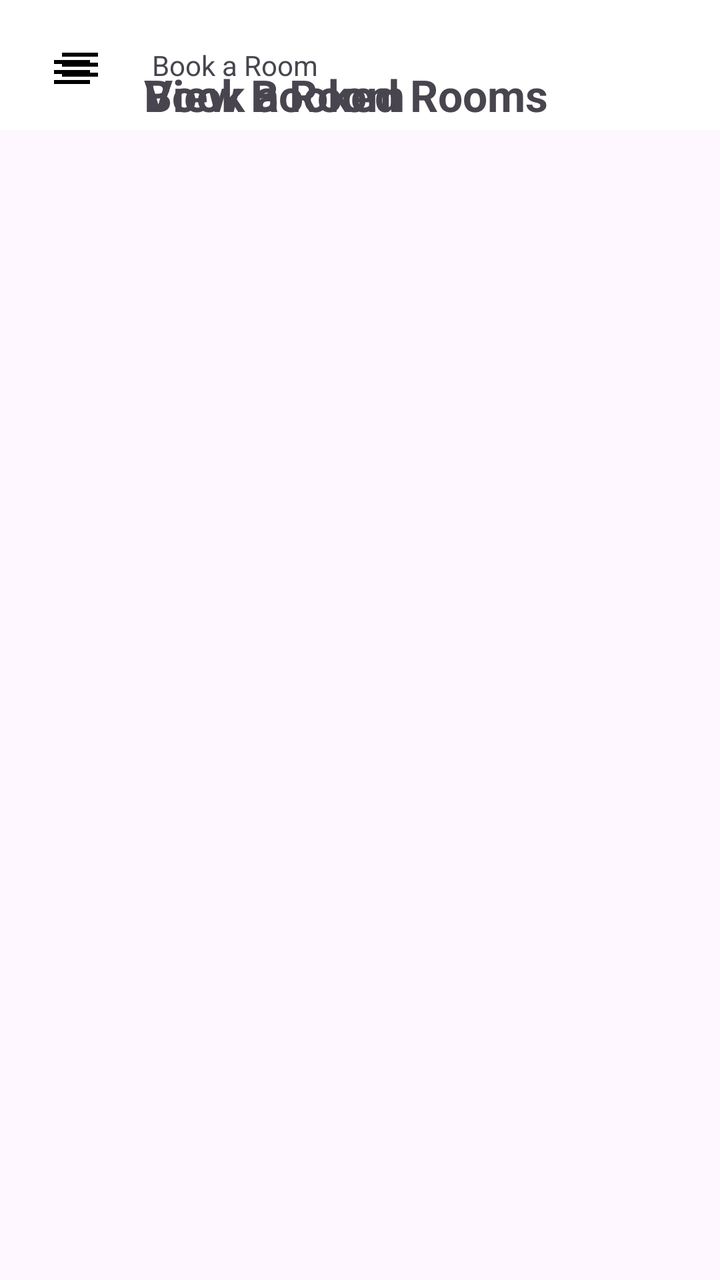
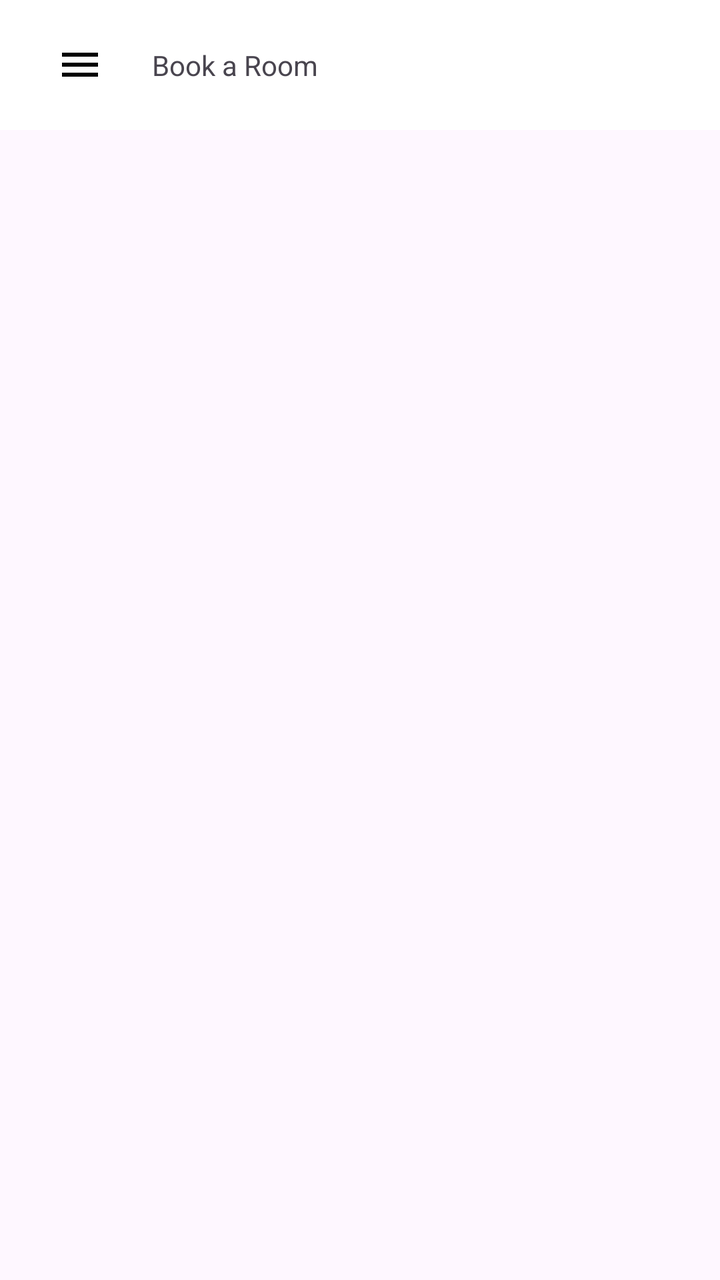

Compare the two renders of this Android layout. The source of the first and the diff that turns it into the second are given below.
<!-- AndroidManifest.xml: application theme Theme.COMP2000MoblieApplication -->
<!-- res/layout/activity_navigation.xml -->
<androidx.drawerlayout.widget.DrawerLayout
    xmlns:android="http://schemas.android.com/apk/res/android"
    xmlns:app="http://schemas.android.com/apk/res-auto"
    android:id="@+id/drawerLayout"
    android:layout_width="match_parent"
    android:layout_height="match_parent">

    <androidx.constraintlayout.widget.ConstraintLayout
        android:layout_width="match_parent"
        android:layout_height="match_parent">

        
        <LinearLayout
            android:layout_width="0dp"
            android:layout_height="65dp"
            android:id="@+id/topBar"
            android:background="#FFFFFF"
            android:gravity="center_vertical"
            android:orientation="horizontal"
            android:paddingStart="20dp"
            android:paddingEnd="20dp"
            app:layout_constraintTop_toTopOf="parent"
            app:layout_constraintStart_toStartOf="parent"
            app:layout_constraintEnd_toEndOf="parent">

            <ImageButton
                android:layout_width="40dp"
                android:layout_height="40dp"
                android:id="@+id/menuButton"
                android:background="@android:color/transparent"
                android:src="@drawable/menu"/>

            <TextView
                android:layout_width="wrap_content"
                android:layout_height="wrap_content"
                android:layout_marginStart="16dp"
                android:text="Book a Room"
                android:textSize="bold"/>
        </LinearLayout>

        
        <ImageButton
            android:layout_width="40dp"
            android:layout_height="40dp"
            android:id="@+id/menuButton"
            android:layout_marginStart="16dp"
            android:layout_marginTop="16dp"
            android:background="@android:color/transparent"
            android:src="@drawable/menu"
            app:layout_constraintStart_toStartOf="parent"
            app:layout_constraintTop_toTopOf="parent" />

        <TextView
            android:layout_width="wrap_content"
            android:layout_height="wrap_content"
            android:id="@+id/pageTitle"
            android:text="Book a Room"
            android:textSize="22sp"
            android:textStyle="bold"
            android:layout_marginStart="16dp"
            app:layout_constraintStart_toEndOf="@id/menuButton"
            app:layout_constraintTop_toTopOf="'id/menuButton"
            app:layout_constraintBaseline_toBottomOf="@id/menuButton"/>

        <TextView
            android:layout_width="wrap_content"
            android:layout_height="wrap_content"
            android:id="@+id/pageTitle"
            android:text="View Booked Rooms"
            android:textSize="22sp"
            android:textStyle="bold"
            android:layout_marginStart="16dp"
            app:layout_constraintStart_toEndOf="@id/menuButton"
            app:layout_constraintTop_toTopOf="'id/menuButton"
            app:layout_constraintBaseline_toBottomOf="@id/menuButton"/>


    </androidx.constraintlayout.widget.ConstraintLayout>

    
    <com.google.android.material.navigation.NavigationView
        android:layout_width="280dp"
        android:layout_height="match_parent"
        android:id="@+id/navigationView"
        android:layout_gravity="start"
        app:menu="@menu/drawer_menu"/>

</androidx.drawerlayout.widget.DrawerLayout>
<!-- resources referenced by this layout -->
<resources>
  <!-- drawable menu (drawable) -->
  <vector xmlns:android="http://schemas.android.com/apk/res/android" android:height="24dp" android:tint="#000000" android:viewportHeight="24" android:viewportWidth="24" android:width="24dp">
  
  
  
      <path android:fillColor="@android:color/white" android:pathData="M3,18h18v-2L3,16v2zM3,13h18v-2L3,11v2zM3,6v2h18L21,6L3,6z"/>
  
  </vector>
  <style name="Theme.COMP2000MoblieApplication" parent="Base.Theme.COMP2000MoblieApplication" />
  <style name="Base.Theme.COMP2000MoblieApplication" parent="Theme.Material3.DayNight.NoActionBar">
          
          
      </style>
</resources>

<!-- the commit's change to res/layout/activity_navigation.xml (unified diff, before → after) -->
@@ -38,41 +38,6 @@
                 android:textSize="bold"/>
         </LinearLayout>
 
-        
-        <ImageButton
-            android:layout_width="40dp"
-            android:layout_height="40dp"
-            android:id="@+id/menuButton"
-            android:layout_marginStart="16dp"
-            android:layout_marginTop="16dp"
-            android:background="@android:color/transparent"
-            android:src="@drawable/menu"
-            app:layout_constraintStart_toStartOf="parent"
-            app:layout_constraintTop_toTopOf="parent" />
-
-        <TextView
-            android:layout_width="wrap_content"
-            android:layout_height="wrap_content"
-            android:id="@+id/pageTitle"
-            android:text="Book a Room"
-            android:textSize="22sp"
-            android:textStyle="bold"
-            android:layout_marginStart="16dp"
-            app:layout_constraintStart_toEndOf="@id/menuButton"
-            app:layout_constraintTop_toTopOf="'id/menuButton"
-            app:layout_constraintBaseline_toBottomOf="@id/menuButton"/>
-
-        <TextView
-            android:layout_width="wrap_content"
-            android:layout_height="wrap_content"
-            android:id="@+id/pageTitle"
-            android:text="View Booked Rooms"
-            android:textSize="22sp"
-            android:textStyle="bold"
-            android:layout_marginStart="16dp"
-            app:layout_constraintStart_toEndOf="@id/menuButton"
-            app:layout_constraintTop_toTopOf="'id/menuButton"
-            app:layout_constraintBaseline_toBottomOf="@id/menuButton"/>
 
 
     </androidx.constraintlayout.widget.ConstraintLayout>
